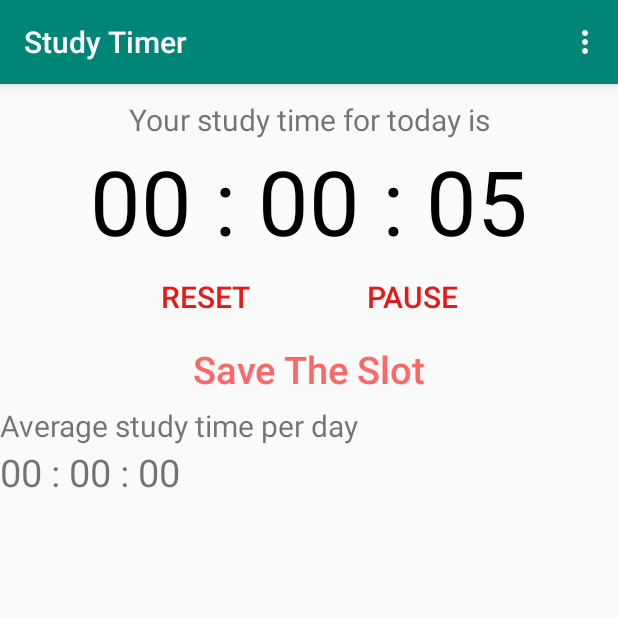
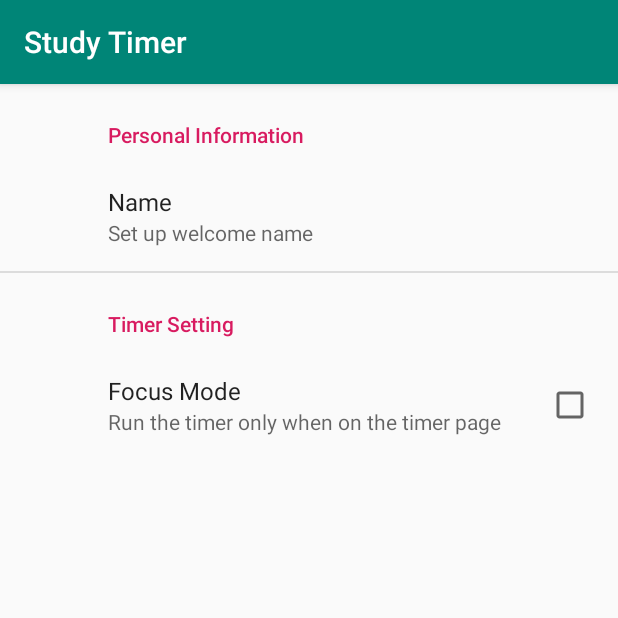
Before and after one commit to de2rick/StudyTimer, an Android app: the screen it shows after launch (MainActivity before the commit, PreferenceScreen after it), in the options menu, after a tap on "Setting", on a phone screen of 412 x 824 dp, the top half of it. Run offline under Robolectric (Android 15) with nearby library versions, the phone set to English and light mode, and no system bars; our stand-ins replace androidx.preference.

Commit message:
Setting Page

```diff
--- a/StudyTimer/app/build.gradle
+++ b/StudyTimer/app/build.gradle
@@ -22,8 +22,10 @@ android {
 dependencies {
     implementation fileTree(dir: 'libs', include: ['*.jar'])
     implementation 'androidx.appcompat:appcompat:1.2.0'
+    implementation 'androidx.preference:preference:1.1.0-alpha04'
     implementation 'androidx.constraintlayout:constraintlayout:2.0.4'
     implementation 'com.google.android.material:material:1.0.0'
+    implementation 'androidx.lifecycle:lifecycle-extensions:2.0.0'
     testImplementation 'junit:junit:4.12'
     androidTestImplementation 'androidx.test:runner:1.3.0'
     androidTestImplementation 'androidx.test.espresso:espresso-core:3.3.0'
--- a/StudyTimer/app/src/main/java/com/example/studytimer/MainActivity.java
+++ b/StudyTimer/app/src/main/java/com/example/studytimer/MainActivity.java
@@ -14,6 +14,8 @@ import android.view.View;
 import android.widget.Button;
 import android.widget.TextView;
 import android.widget.Toast;
+
+import com.example.studytimer.ui.preferencescreen.PreferenceScreenFragment;
 
 import java.sql.Time;
 import java.util.ArrayList;
@@ -67,6 +69,8 @@ public class MainActivity extends AppCompatActivity {
         Intent intent;
         //noinspection SimplifiableIfStatement
         if (id == R.id.action_settings) {
+            intent = new Intent(MainActivity.this, PreferenceScreen.class);
+            startActivity(intent);
             return true;
         }
         if (id == R.id.action_history) {
--- /dev/null
+++ b/StudyTimer/app/src/main/java/com/example/studytimer/PreferenceScreen.java
@@ -0,0 +1,21 @@
+package com.example.studytimer;
+
+import androidx.appcompat.app.AppCompatActivity;
+
+import android.os.Bundle;
+
+import com.example.studytimer.ui.preferencescreen.PreferenceScreenFragment;
+
+public class PreferenceScreen extends AppCompatActivity {
+
+    @Override
+    protected void onCreate(Bundle savedInstanceState) {
+        super.onCreate(savedInstanceState);
+        setContentView(R.layout.preference_screen_activity);
+        if (savedInstanceState == null) {
+            getSupportFragmentManager().beginTransaction()
+                    .replace(R.id.container, new PreferenceScreenFragment())
+                    .commitNow();
+        }
+    }
+}
--- /dev/null
+++ b/StudyTimer/app/src/main/java/com/example/studytimer/ui/preferencescreen/PreferenceScreenFragment.java
@@ -0,0 +1,44 @@
+package com.example.studytimer.ui.preferencescreen;
+
+import androidx.lifecycle.ViewModelProviders;
+
+import android.content.SharedPreferences;
+import android.os.Bundle;
+
+import androidx.annotation.NonNull;
+import androidx.annotation.Nullable;
+import androidx.fragment.app.Fragment;
+import androidx.preference.Preference;
+import androidx.preference.PreferenceFragmentCompat;
+
+import android.view.LayoutInflater;
+import android.view.View;
+import android.view.ViewGroup;
+
+import com.example.studytimer.R;
+
+public class PreferenceScreenFragment extends PreferenceFragmentCompat implements SharedPreferences.OnSharedPreferenceChangeListener {
+
+
+    @Override
+    public void onCreatePreferences(Bundle savedInstanceState, String rootKey) {
+        setPreferencesFromResource(R.xml.preferences,rootKey);
+    }
+
+    @Override
+    public void onSharedPreferenceChanged(SharedPreferences sharedPreferences, String key) {
+        if (key.equals("prefer_name")){
+            Preference connectionPref = findPreference(key);
+                connectionPref.setSummary(sharedPreferences.getString(key,"Set up welcome name"));
+        }
+    }
+
+    public void onResume() {
+        super.onResume();
+        getPreferenceScreen().getSharedPreferences().registerOnSharedPreferenceChangeListener(this);
+    }
+    public void onPause() {
+        super.onPause();
+        getPreferenceScreen().getSharedPreferences().unregisterOnSharedPreferenceChangeListener(this);
+    }
+}
--- a/StudyTimer/app/src/main/res/layout/content_main.xml
+++ b/StudyTimer/app/src/main/res/layout/content_main.xml
@@ -98,7 +98,7 @@
             android:id="@+id/daytext"
             android:layout_width="wrap_content"
             android:layout_height="wrap_content"
-            android:text="Average study time per day"
+            android:text="You total study time today"
 
             android:textSize="20sp"
             android:layout_below="@+id/newday"
--- /dev/null
+++ b/StudyTimer/app/src/main/res/layout/preference_screen_activity.xml
@@ -0,0 +1,7 @@
+<?xml version="1.0" encoding="utf-8"?>
+<FrameLayout xmlns:android="http://schemas.android.com/apk/res/android"
+    xmlns:tools="http://schemas.android.com/tools"
+    android:id="@+id/container"
+    android:layout_width="match_parent"
+    android:layout_height="match_parent"
+    tools:context=".PreferenceScreen" />
--- /dev/null
+++ b/StudyTimer/app/src/main/res/xml/preferences.xml
@@ -0,0 +1,29 @@
+<?xml version="1.0" encoding="utf-8"?>
+<PreferenceScreen xmlns:android="http://schemas.android.com/apk/res/android"
+    xmlns:app="http://schemas.android.com/apk/res-auto">
+    <PreferenceCategory
+        android:key="first_category"
+        android:title="Personal Information"
+        >
+        <EditTextPreference
+            android:key="prefer_name"
+            android:title="Name"
+            android:summary="Set up welcome name"
+            android:defaultValue="COMPSCI 702 Student"
+            android:dialogMessage="Set up your prefer name"
+            >
+
+        </EditTextPreference>
+    </PreferenceCategory>
+    <PreferenceCategory
+        android:key="second_category"
+        android:title="Timer Setting"
+        >
+        <CheckBoxPreference android:key="prefer_focus"
+            android:title="Focus Mode"
+            android:summary="Run the timer only when on the timer page">
+
+        </CheckBoxPreference>
+
+    </PreferenceCategory>
+</PreferenceScreen>
```
Also changed, not shown: StudyTimer/app/src/main/AndroidManifest.xml (+6 -4 lines), StudyTimer/app/src/main/java/com/example/studytimer/ui/preferencescreen/PreferenceScreenViewModel.java (added, +7 -0 lines), StudyTimer/app/src/main/res/layout/preference_screen_fragment.xml (added, +20 -0 lines).
